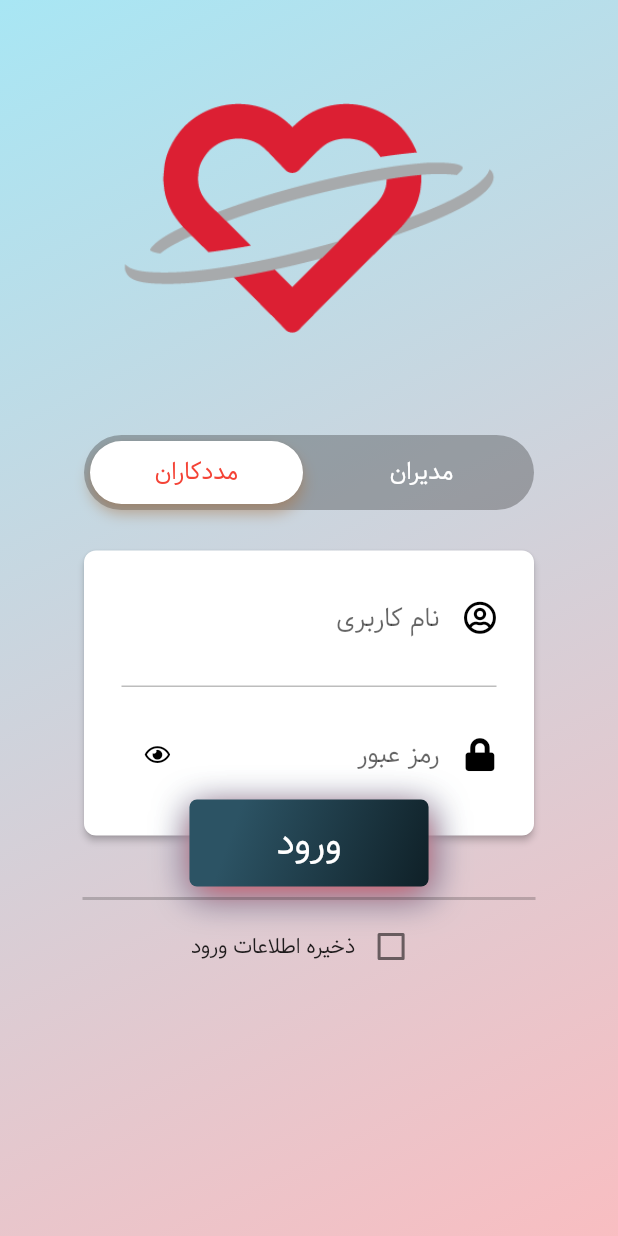
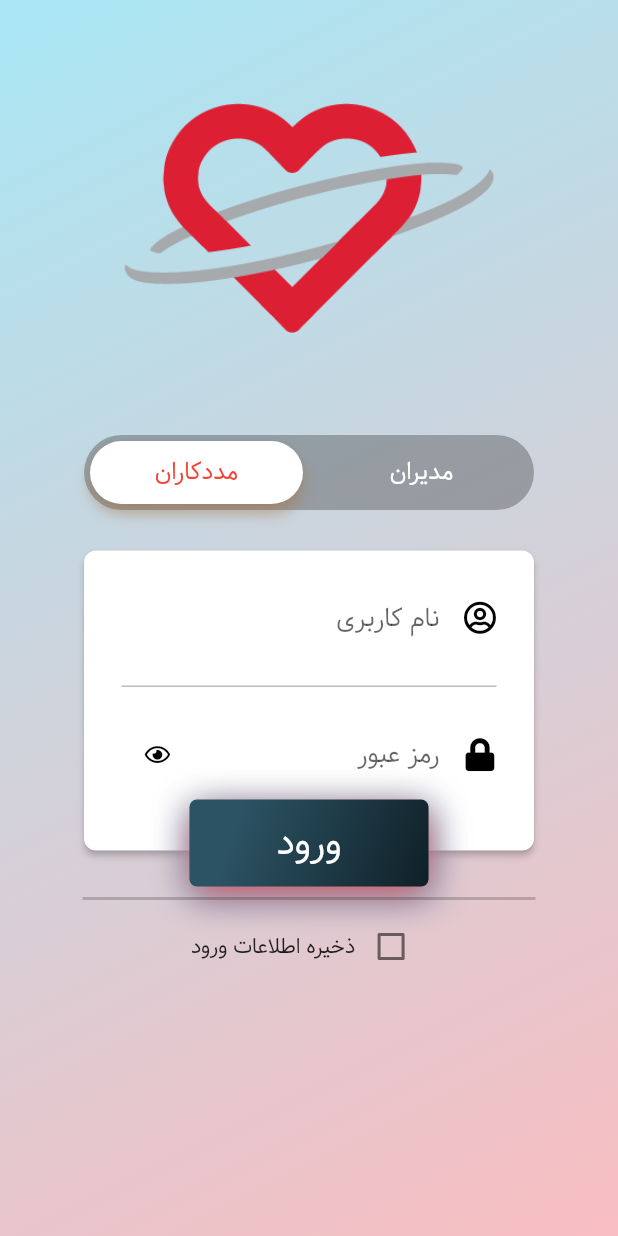
Before and after one commit to mohseni1983/sharif_shifts_web32, a Flutter app: the screen it shows after launch, on a phone screen of 412 x 824 dp. Run offline on Flutter 3.47's test engine with Material 2 defaults, Android fonts, the phone set to English and light mode, and no system bars; our stand-ins replace flutter_spinbox, font_awesome_flutter, shared_preferences; missing offline and left inert: jalali_calendar, persian_date, persian_datetime_picker, slide_popup_dialog.

Commit message:
Change some sizes

```diff
--- a/lib/UserPages/reserveShift.dart
+++ b/lib/UserPages/reserveShift.dart
@@ -31,7 +31,7 @@ class _reserveShiftState extends State<reserveShift> {
 
   Future<JobShifts> getTodayShift() async {
     var response = await http
-        .get('${globalVars.s_url}api/Job/GetTodyJobSchedule?duration=' + '0');
+        .get('${globalVars.s_url}api/Job/GetTodyJobSchedule?duration=' + '1');
     //debugPrint(response.body.length.toString());
     if (response.statusCode == 200 && response.body.length > 4) {
       var res = json.decode(response.body);
--- a/lib/login/login.dart
+++ b/lib/login/login.dart
@@ -373,7 +373,7 @@ class _LoginPageState extends State<LoginPage>
                 ),
                 child: Container(
                   width: 300.0,
-                  height: 190.0,
+                  height: 200.0,
                   child: Column(
                     children: <Widget>[
                       Padding(
@@ -588,7 +588,7 @@ class _LoginPageState extends State<LoginPage>
                 ),
                 child: Container(
                   width: 300.0,
-                  height: 190.0,
+                  height: 200.0,
                   child: Column(
                     children: <Widget>[
                       Padding(
--- a/lib/main.dart
+++ b/lib/main.dart
@@ -17,6 +17,14 @@ class MyApp extends StatelessWidget {
 
         primarySwatch: Colors.red,
         fontFamily: 'Samim',
+/*
+        textTheme: TextTheme(
+          body1: TextStyle(
+            fontSize: 10.0
+          ),
+
+        ),
+*/
 
         visualDensity: VisualDensity.adaptivePlatformDensity,
       ),
```
